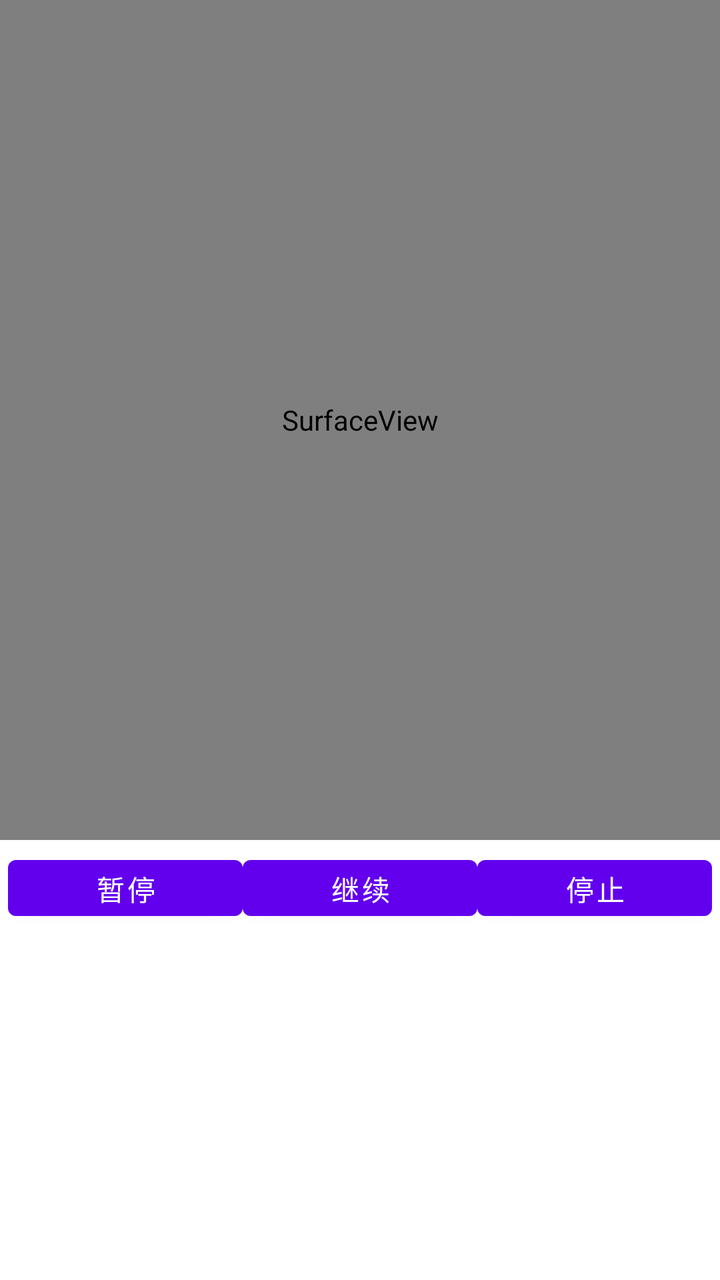
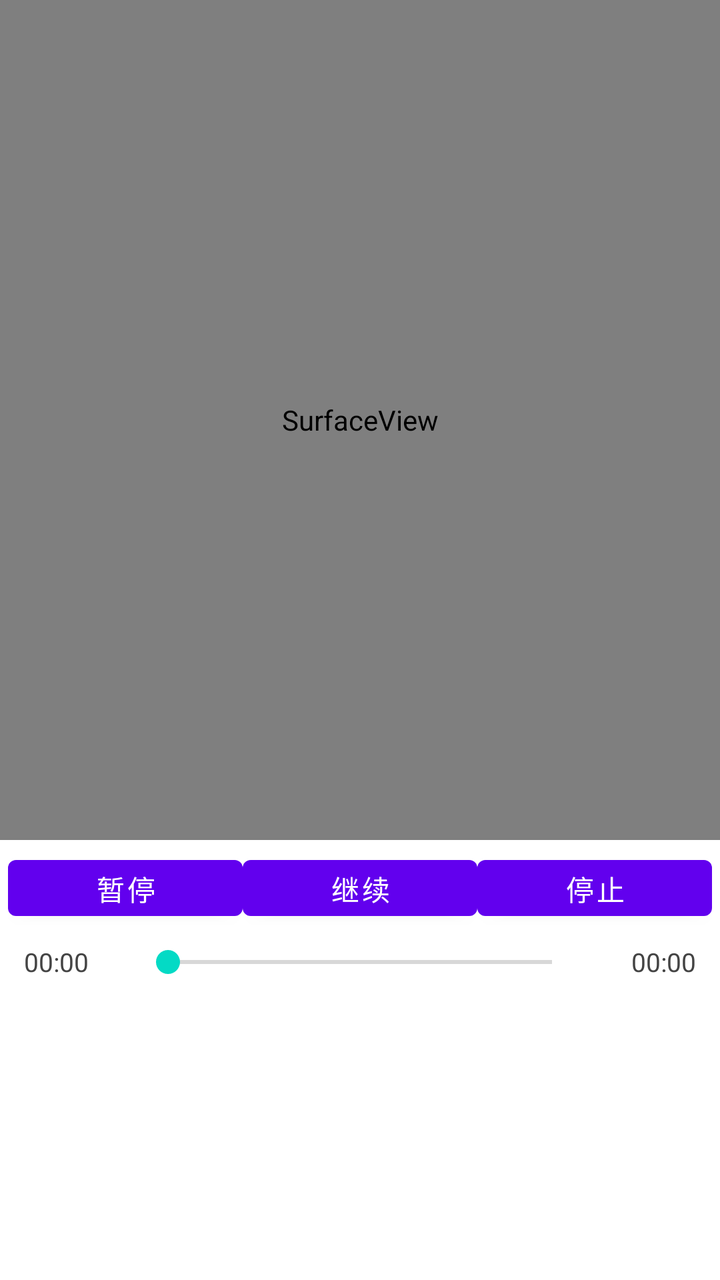

Compare the two renders of this Android layout. The source of the first and the diff that turns it into the second are given below.
<!-- AndroidManifest.xml: application theme Theme.ABCPlayDemo -->
<!-- res/layout/activity_main.xml -->
<?xml version="1.0" encoding="utf-8"?>
<LinearLayout xmlns:android="http://schemas.android.com/apk/res/android"
    android:layout_width="match_parent"
    android:layout_height="match_parent"
    android:orientation="vertical">

    <SurfaceView
        android:id="@+id/surfaceView"
        android:layout_width="match_parent"
        android:layout_height="420dp" />

    <LinearLayout
        android:layout_width="match_parent"
        android:layout_height="48dp"
        android:orientation="horizontal"
        android:padding="4dp">

        <Button
            android:id="@+id/pauseButton"
            android:layout_width="0dp"
            android:layout_height="match_parent"
            android:layout_weight="1"
            android:text="暂停" />

        <Button
            android:id="@+id/resumeButton"
            android:layout_width="0dp"
            android:layout_height="match_parent"
            android:layout_weight="1"
            android:text="继续" />

        <Button
            android:id="@+id/stopButton"
            android:layout_width="0dp"
            android:layout_height="match_parent"
            android:layout_weight="1"
            android:text="停止" />

    </LinearLayout>

    <ScrollView
        android:layout_width="match_parent"
        android:layout_height="0dp"
        android:layout_weight="1">

        <TextView
            android:id="@+id/sample_text"
            android:layout_width="match_parent"
            android:layout_height="wrap_content"
            android:padding="12dp"
            android:textSize="14sp"
            android:textColor="#666666" />

    </ScrollView>

</LinearLayout>
<!-- resources referenced by this layout -->
<resources>
  <style name="Theme.ABCPlayDemo" parent="Theme.MaterialComponents.DayNight.DarkActionBar">
          
          <item name="colorPrimary">@color/purple_500</item>
          <item name="colorPrimaryVariant">@color/purple_700</item>
          <item name="colorOnPrimary">@color/white</item>
          
          <item name="colorSecondary">@color/teal_200</item>
          <item name="colorSecondaryVariant">@color/teal_700</item>
          <item name="colorOnSecondary">@color/black</item>
          
          <item name="android:statusBarColor">?attr/colorPrimaryVariant</item>
          
      </style>
  <color name="purple_500">#FF6200EE</color>
  <color name="purple_700">#FF3700B3</color>
  <color name="white">#FFFFFFFF</color>
  <color name="teal_200">#FF03DAC5</color>
  <color name="teal_700">#FF018786</color>
  <color name="black">#FF000000</color>
</resources>

<!-- the commit's change to res/layout/activity_main.xml (unified diff, before → after) -->
@@ -38,6 +38,43 @@
 
     </LinearLayout>
 
+    <LinearLayout
+        android:layout_width="match_parent"
+        android:layout_height="wrap_content"
+        android:orientation="horizontal"
+        android:paddingStart="12dp"
+        android:paddingTop="4dp"
+        android:paddingEnd="12dp"
+        android:paddingBottom="4dp">
+
+        <TextView
+            android:id="@+id/currentTimeText"
+            android:layout_width="56dp"
+            android:layout_height="wrap_content"
+            android:gravity="center_vertical"
+            android:text="00:00"
+            android:textColor="#444444"
+            android:textSize="13sp" />
+
+        <SeekBar
+            android:id="@+id/progressSeekBar"
+            android:layout_width="0dp"
+            android:layout_height="wrap_content"
+            android:layout_weight="1"
+            android:max="1000"
+            android:progress="0" />
+
+        <TextView
+            android:id="@+id/durationTimeText"
+            android:layout_width="56dp"
+            android:layout_height="wrap_content"
+            android:gravity="center_vertical|end"
+            android:text="00:00"
+            android:textColor="#444444"
+            android:textSize="13sp" />
+
+    </LinearLayout>
+
     <ScrollView
         android:layout_width="match_parent"
         android:layout_height="0dp"
